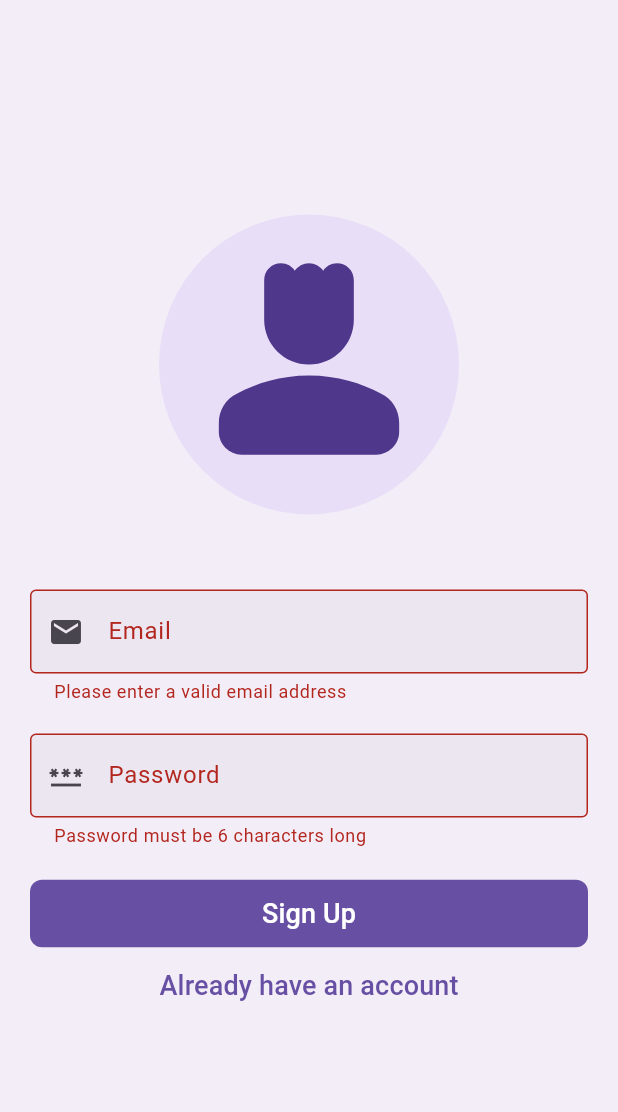
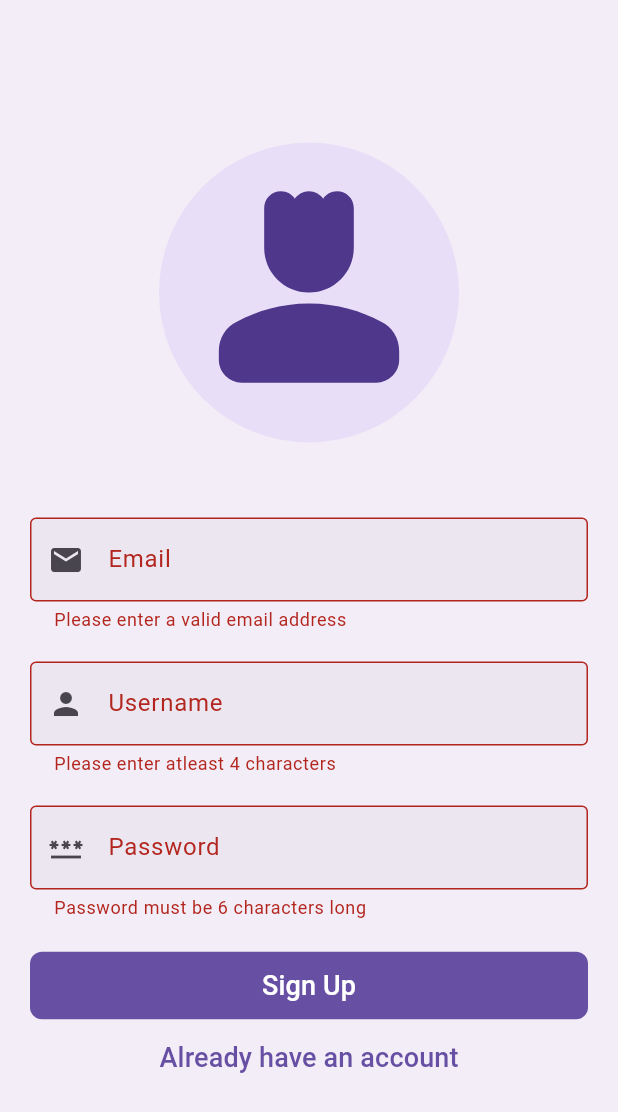
Before and after one commit to hirdeshx01/chat-app, a Flutter app: the screen it shows after launch, after a tap on "Login", after a tap on "Create an account", after a tap on "Sign Up", on a phone screen of 412 x 824 dp. Shown: the top 1112 px of the screen. Run offline on Flutter 3.47's test engine with Material 3 defaults, Android fonts, the phone set to English and light mode, and no system bars; our stand-ins replace cloud_firestore, firebase_auth, firebase_core, firebase_storage, image_picker; accounts and stored records are empty.

Commit message:
add username field

```diff
--- a/lib/screens/auth_screen.dart
+++ b/lib/screens/auth_screen.dart
@@ -21,8 +21,9 @@ class AuthScreen extends StatefulWidget {
 class _AuthScreenState extends State<AuthScreen> {
   final _form = GlobalKey<FormState>();
   var _isLogin = true;
-  String _enteredEmail = '';
-  String _enteredPassword = '';
+  var _enteredEmail = '';
+  var _enteredPassword = '';
+  var _enteredUsername = '';
   File? _selectedImage;
   var _isAuthenticating = false;
 
@@ -73,7 +74,7 @@ class _AuthScreenState extends State<AuthScreen> {
             .doc(userCredentials.user!.uid)
             .set(
           {
-            'username': 'to be done...',
+            'username': _enteredUsername,
             'email': _enteredEmail,
             'image_url': imageURL,
           },
@@ -145,6 +146,35 @@ class _AuthScreenState extends State<AuthScreen> {
                       },
                       onSaved: (newValue) => _enteredEmail = newValue!,
                     ),
+                    if (!_isLogin)
+                      Column(
+                        children: [
+                          const SizedBox(height: 20),
+                          TextFormField(
+                            decoration: InputDecoration(
+                              labelText: 'Username',
+                              border: const OutlineInputBorder(),
+                              filled: true,
+                              fillColor: Theme.of(context)
+                                  .colorScheme
+                                  .surfaceContainerHigh,
+                              prefixIcon: const Icon(Icons.person),
+                            ),
+                            enableSuggestions: false,
+                            validator: (value) {
+                              if (value == null ||
+                                  value.isEmpty ||
+                                  value.trim().length < 4) {
+                                return 'Please enter atleast 4 characters';
+                              }
+                              return null;
+                            },
+                            onSaved: (newValue) {
+                              _enteredUsername = newValue!;
+                            },
+                          ),
+                        ],
+                      ),
                     const SizedBox(height: 20),
                     TextFormField(
                       decoration: InputDecoration(
```
